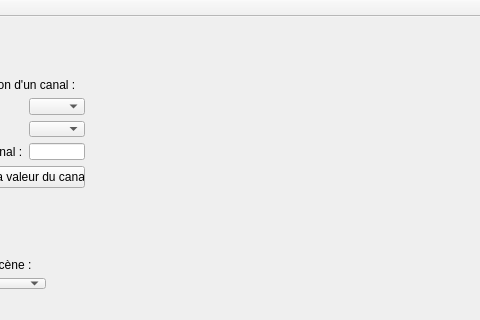
The window that Scene/Webedia/Webedia.ui (charlesdesenclos/Projet-BTS-Webedia) describes before a commit, drawn with Qt 5; both pictures show x 624 to 1104 and y 0 to 320 of the 1104 by 526 pixel window.
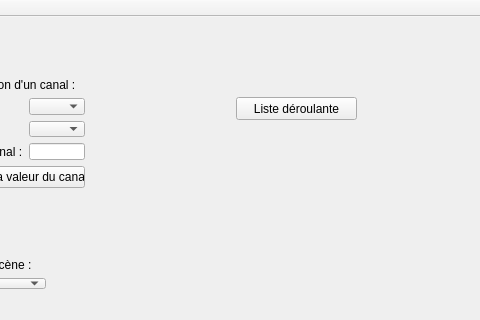
The same window after the commit.

Patch:
```diff
--- a/Scene/Webedia/Webedia.ui
+++ b/Scene/Webedia/Webedia.ui
@@ -239,6 +239,19 @@
      </item>
     </layout>
    </widget>
+   <widget class="QPushButton" name="pushButton">
+    <property name="geometry">
+     <rect>
+      <x>860</x>
+      <y>80</y>
+      <width>121</width>
+      <height>23</height>
+     </rect>
+    </property>
+    <property name="text">
+     <string>Liste déroulante</string>
+    </property>
+   </widget>
   </widget>
   <widget class="QMenuBar" name="menuBar">
    <property name="geometry">
```
Left out of the diff: 17 changed lines with no effect on the pictures.
